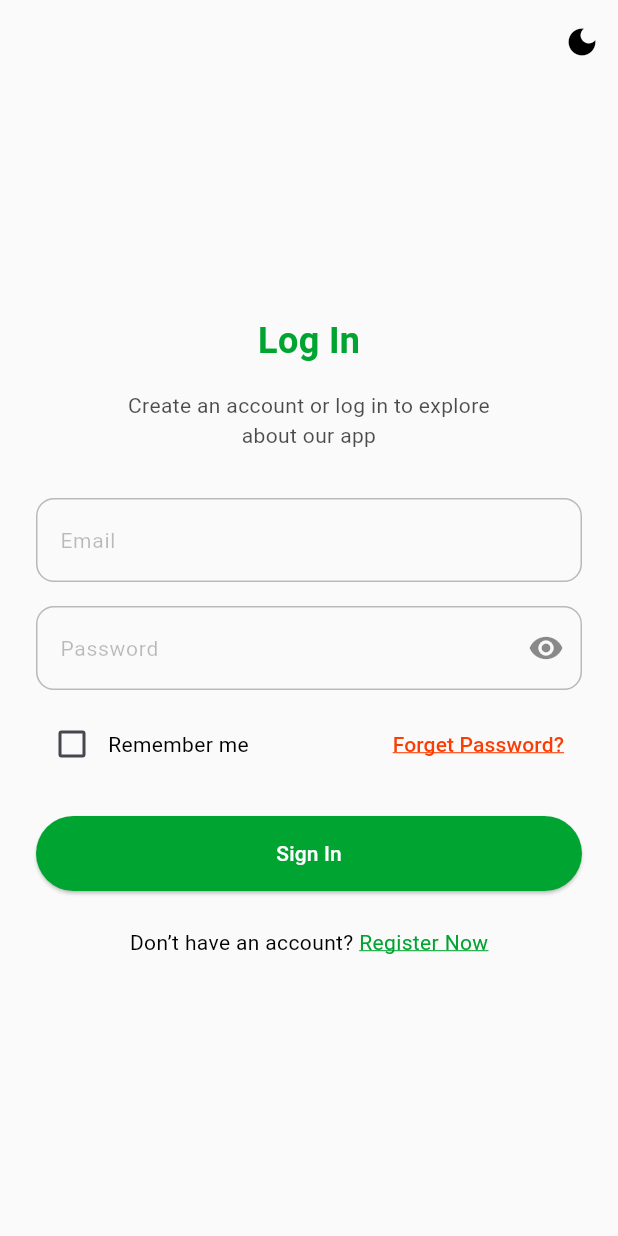
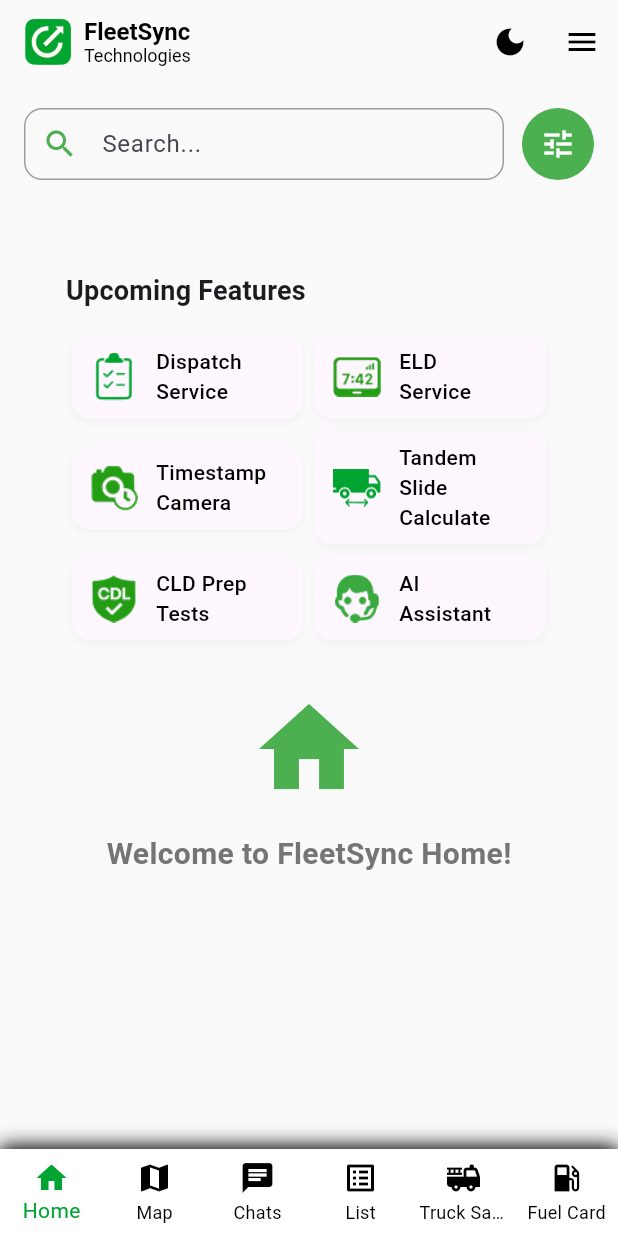
Before and after one commit to Mosaidur/FleetSync_Technology, a Flutter app: the screen it shows after launch, after a tap on "Sign In", on a phone screen of 412 x 824 dp. Run offline on Flutter 3.47's test engine with Material 3 defaults, Android fonts, the phone set to English and light mode, and no system bars; our stand-ins replace image_picker.

Commit message:
Driver home page int

```diff
--- a/lib/common_features/splash_onbording/presentation/screens/login_screen.dart
+++ b/lib/common_features/splash_onbording/presentation/screens/login_screen.dart
@@ -145,6 +145,7 @@ class _LoginScreenState extends State<LoginScreen> {
                 onPressed: () {
                   // Login logic
                   print("Sign In");
+                  Navigator.pushNamed(context, '/driverHome');
                 },
                 style: ElevatedButton.styleFrom(
                   backgroundColor: AppColors.themeGreen,
--- a/lib/main.dart
+++ b/lib/main.dart
@@ -11,10 +11,12 @@ import 'package:fleetsynctechnology/common_features/splash_onbording/presentatio
 import 'package:fleetsynctechnology/common_features/splash_onbording/presentation/screens/splash_screen.dart';
 import 'package:fleetsynctechnology/role_company/Company%20Registration%20Form/presentation/screens/company_reg_form.dart';
 import 'package:fleetsynctechnology/role_cooks/Cooks%20Registration%20Form/presentation/screens/cooks_reg_from.dart';
+import 'package:fleetsynctechnology/role_driver/Driver%20Home%20page/presentation/screens/driver_home_screen.dart';
 import 'package:fleetsynctechnology/role_driver/Driver%20Registration%20Form/presentation/screens/reg_form_personal_info.dart';
 import 'package:fleetsynctechnology/role_driver/Driver%20Registration%20Form/presentation/screens/reg_form_vehicle_info.dart';
 import 'package:fleetsynctechnology/role_fule_provider/Fuel%20Provider%20Registration%20Form/presentation/screens/fuel_provider_reg_from.dart';
 import 'package:fleetsynctechnology/role_machanics/Machanics%20Registration%20Form/presentation/screens/machanics_reg_from.dart';
+import 'package:fleetsynctechnology/shared/widgets/dummy_screen.dart';
 import 'package:flutter/material.dart';
 import 'package:provider/provider.dart';
 import 'config/theme.dart';
@@ -42,7 +44,7 @@ class MyApp extends StatelessWidget {
       debugShowCheckedModeBanner: false,
       title: 'Themed App',
       theme: themeProvider.isDarkMode ? AppTheme.darkTheme : AppTheme.lightTheme,
-      initialRoute: '/',
+      initialRoute: '/driverHome',
       routes: {
         // Role 1: Common
         '/': (context) => const SplashScreen(),
@@ -60,6 +62,13 @@ class MyApp extends StatelessWidget {
         // Role 2: Driver
         '/driverPersonalInfo': (context) => const DriverRegPersonalInfoScreen(),
         '/driverVehicleInfo': (context) => const DriverVehicleInfoScreen(),
+
+        '/driverHome': (context) => const DriverHomeScreen(),
+        '/driverMap': (context) => const PlaceholderScreen(title: 'Map'),
+        '/driverChats': (context) => const PlaceholderScreen(title: 'Chats'),
+        '/driverList': (context) => const PlaceholderScreen(title: 'List'),
+        '/truckSales': (context) => const PlaceholderScreen(title: 'Truck Sales'),
+        '/fuelCard': (context) => const PlaceholderScreen(title: 'Fuel Card'),
 
         // Role 3: Company
         '/companyRegFormScreen': (context) => const CompanyRegFormScreen(),
--- /dev/null
+++ b/lib/role_driver/Driver Home page/presentation/screens/driver_home_screen.dart
@@ -0,0 +1,141 @@
+import 'package:fleetsynctechnology/role_driver/Driver%20Home%20page/presentation/widgets/home_widget.dart';
+import 'package:flutter/material.dart';
+import 'package:provider/provider.dart';
+import 'package:fleetsynctechnology/config/theme.dart';
+import 'package:fleetsynctechnology/shared/providers/theme_provider.dart';
+
+class DriverHomeScreen extends StatefulWidget {
+  const DriverHomeScreen({super.key});
+
+  @override
+  State<DriverHomeScreen> createState() => _DriverHomeScreenState();
+}
+
+class _DriverHomeScreenState extends State<DriverHomeScreen> {
+  int _selectedIndex = 0;
+
+  // final List<String> routeNames = [
+  //   '/driverHome',
+  //   '/driverMap',
+  //   '/driverChats',
+  //   '/driverList',
+  //   '/truckSales',
+  //   '/fuelCard',
+  // ];
+
+  final List<Widget> _pages = [
+    const HomeScreenWidget(), // Index 0
+    const Center(child: Text('Map Page')), // Index 1
+    const Center(child: Text('Chat Page')), // Index 2
+    const Center(child: Text('List Page')), // Index 3
+    const Center(child: Text('Truck Sales Page')), // Index 4
+    const Center(child: Text('Fuel Card Page')), // Index 5
+  ];
+
+
+  final List<IconData> icons = [
+    Icons.home,
+    Icons.map,
+    Icons.chat,
+    Icons.list_alt,
+    Icons.fire_truck,
+    Icons.local_gas_station,
+  ];
+
+  final List<String> labels = [
+    'Home',
+    'Map',
+    'Chats',
+    'List',
+    'Truck Sales',
+    'Fuel Card',
+  ];
+
+  void _onItemTapped(int index) {
+    setState(() => _selectedIndex = index);
+    // Navigator.pushNamed(context, routeNames[index]);
+  }
+
+  @override
+  Widget build(BuildContext context) {
+    final themeProvider = Provider.of<ThemeProvider>(context);
+    final isDark = themeProvider.isDarkMode;
+
+    final iconDefaultColor = isDark ? Colors.white : Colors.black;
+    final bottomContainerColor = isDark ? Colors.black : Colors.white;
+
+    return Scaffold(
+      appBar: AppBar(
+        automaticallyImplyLeading: false,
+        elevation: 0,
+        backgroundColor: Colors.transparent,
+        title: Row(
+          children: [
+            Image.asset('assets/images/logo.png', height: 32), // Replace with your logo
+            const SizedBox(width: 8),
+            RichText(
+              text: TextSpan(
+                style: TextStyle(fontSize: 16, color: iconDefaultColor),
+                children: const [
+                  TextSpan(text: 'FleetSync ', style: TextStyle(fontWeight: FontWeight.bold)),
+                  TextSpan(text: '\nTechnologies',style: TextStyle(fontSize: 12)),
+                ],
+              ),
+            ),
+          ],
+        ),
+        actions: [
+          IconButton(
+            icon: Icon(isDark ? Icons.light_mode : Icons.dark_mode),
+            onPressed: () => themeProvider.toggleTheme(),
+          ),
+          Builder(
+            builder: (context) => IconButton(
+              icon: Icon(Icons.menu, color: iconDefaultColor),
+              onPressed: () => Scaffold.of(context).openEndDrawer(),
+            ),
+          )
+        ],
+      ),
+      endDrawer: Drawer(
+        child: ListView(
+          children: const [
+            DrawerHeader(child: Text('Menu')),
+            ListTile(title: Text('Settings')),
+            ListTile(title: Text('Logout')),
+          ],
+        ),
+      ),
+      body: _pages[_selectedIndex],
+      bottomNavigationBar: Padding(
+        padding: const EdgeInsets.only(top: 5),
+        child: Container(
+          decoration: BoxDecoration(
+            boxShadow: [
+              BoxShadow(
+                color: iconDefaultColor.withOpacity(1),
+                blurRadius: 10,
+                offset: Offset(0, -2), // Shadow position (above the navbar)
+              ),
+            ],
+          ),
+          child: BottomNavigationBar(
+            currentIndex: _selectedIndex,
+            backgroundColor: bottomContainerColor,
+            type: BottomNavigationBarType.fixed,
+            selectedItemColor: AppColors.themeGreen,
+            unselectedItemColor: iconDefaultColor,
+            onTap: _onItemTapped,
+            items: List.generate(6, (index) {
+              return BottomNavigationBarItem(
+                icon: Icon(icons[index]),
+                label: labels[index],
+              );
+            }),
+          ),
+        ),
+      ),
+
+    );
+  }
+}
--- /dev/null
+++ b/lib/role_driver/Driver Home page/presentation/widgets/home_widget.dart
@@ -0,0 +1,109 @@
+import 'package:fleetsynctechnology/role_driver/Driver%20Home%20page/presentation/widgets/upcoming_feature.dart';
+import 'package:flutter/material.dart';
+
+class HomeScreenWidget extends StatefulWidget {
+  const HomeScreenWidget({super.key});
+
+  @override
+  State<HomeScreenWidget> createState() => _HomeScreenWidgetState();
+}
+
+class _HomeScreenWidgetState extends State<HomeScreenWidget> {
+
+
+  final List<Map<String, dynamic>> features = [
+    {
+      'icon': Icon(Icons.star, color: Colors.orange),
+      'title': 'Loyalty Rewards System',
+    },
+    {
+      'icon': Image.asset('assets/icons/chat.png'),
+      'title': 'Instant Chat with Support',
+    },
+    {
+      'icon': Icon(Icons.map, color: Colors.blue),
+      'title': 'Real-time Map Tracking',
+    },
+    {
+      'icon': Icon(Icons.security, color: Colors.green),
+      'title': 'Advanced Security',
+    },
+  ];
+
+
+  @override
+  Widget build(BuildContext context) {
+    final TextEditingController searchController = TextEditingController();
+
+    return SingleChildScrollView(
+      padding: const EdgeInsets.all(16),
+      child: Column(
+        crossAxisAlignment: CrossAxisAlignment.start,
+        children: [
+          // Search Row
+          Row(
+            children: [
+
+              // Search Input Field
+              Expanded(
+                child: TextField(
+                  controller: searchController,
+                  decoration: InputDecoration(
+                    hintText: 'Search...',
+                    prefixIcon: const Icon(Icons.search, color: Colors.green),
+                    enabledBorder: OutlineInputBorder(
+                      borderRadius: BorderRadius.circular(12),
+                      borderSide: const BorderSide(color: Colors.grey),
+                    ),
+                    focusedBorder: OutlineInputBorder(
+                      borderRadius: BorderRadius.circular(12),
+                      borderSide: const BorderSide(color: Colors.green, width: 2),
+                    ),
+                    contentPadding: const EdgeInsets.symmetric(horizontal: 16, vertical: 12),
+                  ),
+                ),
+              ),
+
+              const SizedBox(width: 12),
+
+              // Circular Search Icon Button
+              Container(
+                decoration: const BoxDecoration(
+                  shape: BoxShape.circle,
+                  color: Colors.green, // Theme green
+                ),
+                child: IconButton(
+                  icon: const Icon(Icons.tune, color: Colors.white),
+                  onPressed: () {
+                    // Handle search button click
+                    final query = searchController.text.trim();
+                    debugPrint("Search query: $query");
+                  },
+                ),
+              ),
+
+            ],
+          ),
+
+          const SizedBox(height: 32),
+
+          UpcomingFeatureContainer (),
+
+          // Main Content
+          Center(
+            child: Column(
+              children: const [
+                Icon(Icons.home, size: 80, color: Colors.green),
+                SizedBox(height: 16),
+                Text(
+                  'Welcome to FleetSync Home!',
+                  style: TextStyle(fontSize: 20, fontWeight: FontWeight.bold),
+                ),
+              ],
+            ),
+          ),
+        ],
+      ),
+    );
+  }
+}
--- /dev/null
+++ b/lib/role_driver/Driver Home page/presentation/widgets/upcoming_feature.dart
@@ -0,0 +1,113 @@
+import 'package:flutter/material.dart';
+
+class UpcomingFeatureContainer extends StatelessWidget {
+  UpcomingFeatureContainer({super.key});
+
+  final List<Map<String, dynamic>> _features = [
+    {
+      'icon': Image.asset('assets/icons/DispatchService.png'),
+      'title': 'Dispatch \nService',
+    },
+    {
+      'icon': Image.asset('assets/icons/ELDService.png'),
+      'title': 'ELD \nService',
+    },
+    {
+      'icon': Image.asset('assets/icons/TimestampCamera.png'),
+      'title': 'Timestamp \nCamera',
+    },
+    {
+      'icon': Image.asset('assets/icons/TandemSlideCalculate.png'),
+      'title': 'Tandem Slide \nCalculate',
+    },
+    {
+      'icon': Image.asset('assets/icons/CLDPrepTests.png'),
+      'title': 'CLD Prep \nTests',
+    },
+    {
+      'icon': Image.asset('assets/icons/AIAssistant.png'),
+      'title': 'AI \nAssistant',
+    },
+  ];
+
+  Widget _buildFeatureItem(BuildContext context, Map<String, dynamic> feature) {
+    final theme = Theme.of(context);
+    final isDark = theme.brightness == Brightness.dark;
+
+    return Expanded(
+      child: GestureDetector(
+        onTap: () => debugPrint('Tapped on: ${feature['title']}'),
+        child: Container(
+          padding: const EdgeInsets.symmetric(vertical: 8, horizontal: 12),
+          margin: const EdgeInsets.all(4),
+          decoration: BoxDecoration(
+            color: theme.cardColor,
+            borderRadius: BorderRadius.circular(12),
+            boxShadow: [
+              BoxShadow(
+                color: isDark ? Colors.black26 : Colors.grey.withOpacity(0.1),
+                blurRadius: 4,
+                offset: const Offset(0, 2),
+              ),
+            ],
+          ),
+          child: Row(
+            children: [
+              SizedBox(width: 32, height: 32, child: feature['icon'] as Widget),
+              const SizedBox(width: 12),
+              Expanded(
+                child: Text(
+                  feature['title'] as String,
+                  style: TextStyle(
+                    fontSize: 14,
+                    fontWeight: FontWeight.w500,
+                    color: theme.textTheme.bodyLarge?.color,
+                  ),
+                ),
+              ),
+            ],
+          ),
+        ),
+      ),
+    );
+  }
+
+  @override
+  Widget build(BuildContext context) {
+    final theme = Theme.of(context);
+
+    return Container(
+      margin: const EdgeInsets.all(16),
+      padding: const EdgeInsets.all(12),
+      decoration: BoxDecoration(
+        color: theme.scaffoldBackgroundColor,
+        borderRadius: BorderRadius.circular(16),
+      ),
+      child: Column(
+        crossAxisAlignment: CrossAxisAlignment.start,
+        children: [
+          Text(
+            'Upcoming Features',
+            style: theme.textTheme.titleMedium?.copyWith(
+              fontWeight: FontWeight.bold,
+              fontSize: 18,
+              color: theme.textTheme.titleMedium?.color,
+            ),
+          ),
+          const SizedBox(height: 12),
+          // Build rows with 2 items each
+          for (int i = 0; i < _features.length; i += 2)
+            Row(
+              children: [
+                _buildFeatureItem(context, _features[i]),
+                if (i + 1 < _features.length)
+                  _buildFeatureItem(context, _features[i + 1])
+                else
+                  const Expanded(child: SizedBox()), // empty space for odd count
+              ],
+            ),
+        ],
+      ),
+    );
+  }
+}
--- /dev/null
+++ b/lib/shared/widgets/dummy_screen.dart
@@ -0,0 +1,14 @@
+import 'package:flutter/material.dart';
+
+class PlaceholderScreen extends StatelessWidget {
+  final String title;
+  const PlaceholderScreen({super.key, required this.title});
+
+  @override
+  Widget build(BuildContext context) {
+    return Scaffold(
+      appBar: AppBar(title: Text(title)),
+      body: Center(child: Text('This is $title screen')),
+    );
+  }
+}
--- a/pubspec.yaml
+++ b/pubspec.yaml
@@ -63,6 +63,7 @@ flutter:
   # To add assets to your application, add an assets section, like this:
   assets:
     - assets/images/
+    - assets/icons/
   #   - images/a_dot_ham.jpeg
 
   # An image asset can refer to one or more resolution-specific "variants", see
```
Also changed, not shown: assets/icons/AIAssistant.png (added), assets/icons/CLDPrepTests.png (added), assets/icons/DispatchService.png (added), assets/icons/ELDService.png (added), assets/icons/TandemSlideCalculate.png (added), assets/icons/TimestampCamera.png (added), 2 other files.
